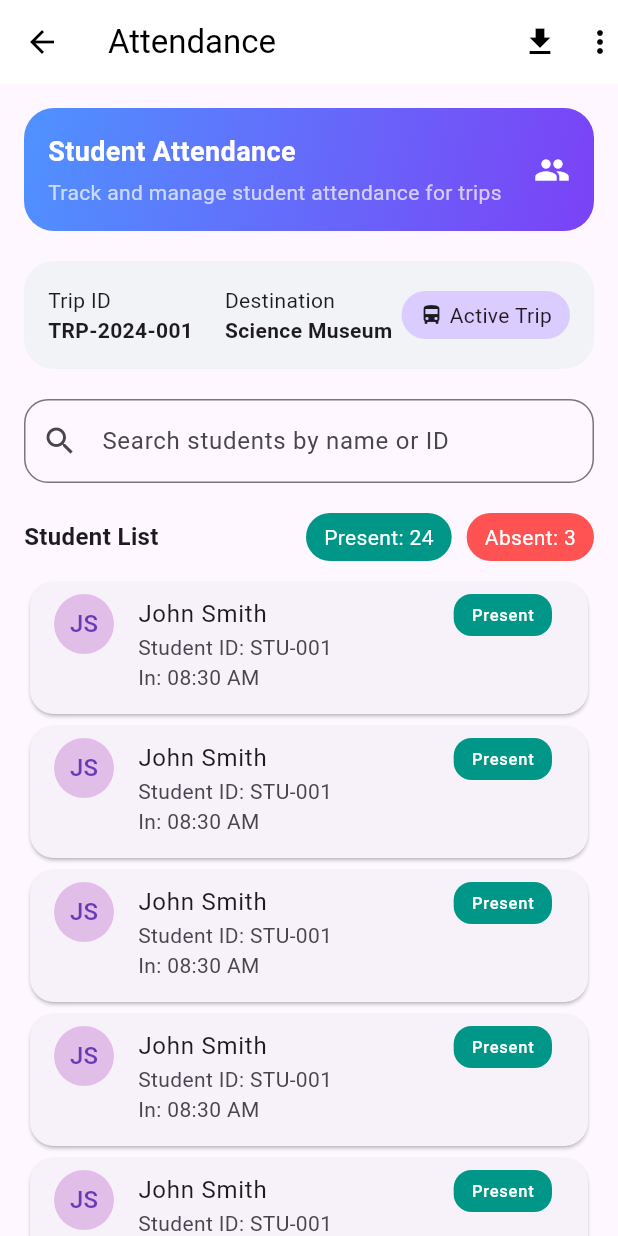
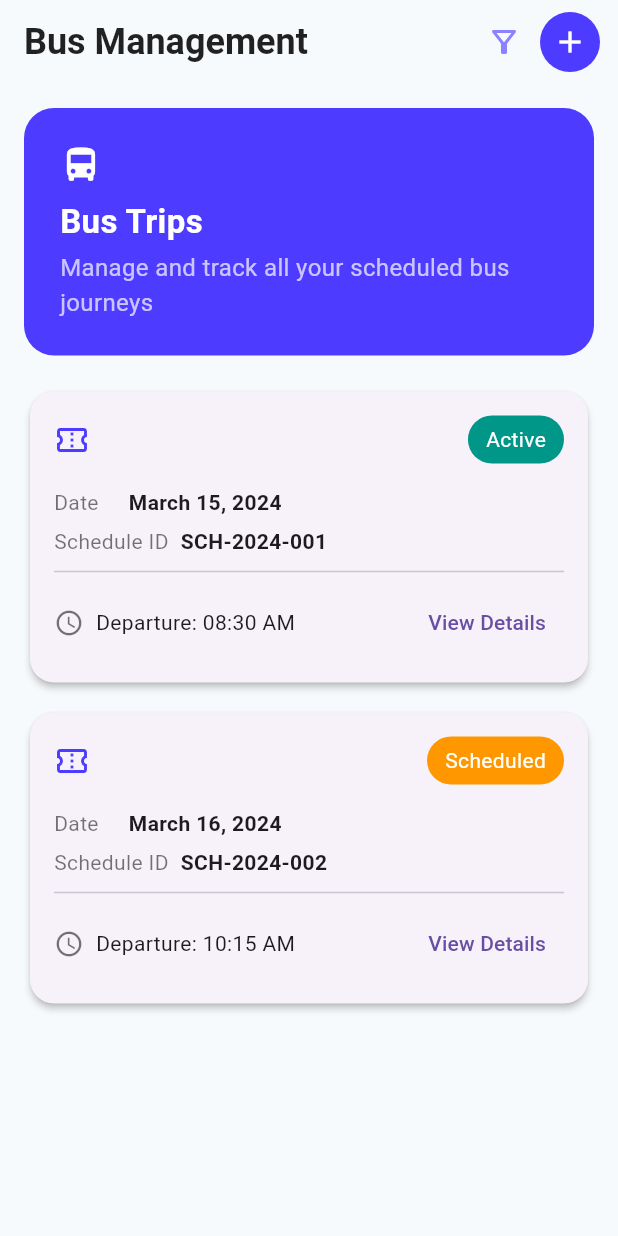
Before and after one commit to PePe-Ronin/bus_tracking_scheduling, a Flutter app: the screen it shows after launch, on a phone screen of 412 x 824 dp. Run offline on Flutter 3.47's test engine with Material 3 defaults, Android fonts, the phone set to English and light mode, and no system bars; our stand-ins replace cloud_firestore, firebase_auth, firebase_core, geolocator, google_fonts, google_maps_flutter and 2 more; missing offline and left inert: qr_code_scanner_plus; accounts and stored records are empty.

Commit message:
completed files based on the logical data model

```diff
--- a/lib/adminDashboard/addstops.dart
+++ b/lib/adminDashboard/addstops.dart
@@ -10,8 +10,7 @@ class Addstops extends StatefulWidget {
 
 class _AddstopsState extends State<Addstops> {
   final TextEditingController stopID = TextEditingController();
-  final TextEditingController latitude = TextEditingController();
-  final TextEditingController longitude = TextEditingController();
+  final TextEditingController latlng = TextEditingController();
   final TextEditingController routeID = TextEditingController();
   final TextEditingController status = TextEditingController();
   final String password = "stiibus2024";
@@ -48,11 +47,10 @@ class _AddstopsState extends State<Addstops> {
                 'Enter Bus Stops below',
                 style: TextStyle(fontSize: 16, color: Colors.grey),
               ),
-              _buildTextField('Enter Schedule ID', stopID),
-              _buildTextField('Select Route Name', latitude),
-              _buildTextField('Select Departure Time', longitude),
-              _buildTextField('Select Arrival Time', routeID),
-              _buildTextField('Select Bus Number', status),
+              _buildTextField('Enter Stop Name', stopID),
+              _buildTextField('Select Stop Location', latlng),
+              _buildTextField('Select Route', routeID),
+              _buildTextField('Set Status', status),
             ],
           ),
         ),
--- /dev/null
+++ b/lib/adminDashboard/addtrips.dart
@@ -0,0 +1,178 @@
+import 'package:flutter/material.dart';
+
+class addTrips extends StatefulWidget {
+  const addTrips({super.key});
+
+  @override
+  State<addTrips> createState() => _addTripsState();
+}
+
+class _addTripsState extends State<addTrips> {
+  @override
+  Widget build(BuildContext context) {
+    return Scaffold(
+      backgroundColor: const Color(0xFFF7FAFC),
+      appBar: AppBar(
+        backgroundColor: Colors.transparent,
+        elevation: 0,
+        title: const Text(
+          'Bus Management',
+          style: TextStyle(
+            fontSize: 24,
+            fontWeight: FontWeight.bold,
+            color: Colors.black87,
+          ),
+        ),
+        actions: [
+          IconButton(
+            icon: const Icon(Icons.filter_alt_outlined),
+            onPressed: () {},
+            color: Color(0xFF8C82FF),
+          ),
+          Padding(
+            padding: const EdgeInsets.only(right: 12),
+            child: CircleAvatar(
+              backgroundColor: Color(0xFF4D3CFF),
+              child: Icon(Icons.add, color: Colors.white),
+            ),
+          ),
+        ],
+      ),
+      body: ListView(
+        padding: const EdgeInsets.all(16.0),
+        children: [
+          Container(
+            decoration: BoxDecoration(
+              color: Color(0xFF4D3CFF),
+              borderRadius: BorderRadius.circular(20),
+            ),
+            padding: const EdgeInsets.all(24),
+            child: Column(
+              crossAxisAlignment: CrossAxisAlignment.start,
+              children: const [
+                Icon(Icons.directions_bus, color: Colors.white, size: 28),
+                SizedBox(height: 8),
+                Text(
+                  'Bus Trips',
+                  style: TextStyle(
+                    fontSize: 22,
+                    fontWeight: FontWeight.bold,
+                    color: Colors.white,
+                  ),
+                ),
+                SizedBox(height: 4),
+                Text(
+                  'Manage and track all your scheduled bus journeys',
+                  style: TextStyle(
+                    fontSize: 16,
+                    color: Colors.white70,
+                  ),
+                ),
+              ],
+            ),
+          ),
+          const SizedBox(height: 20),
+          TripCard(
+            date: "March 15, 2024",
+            scheduleId: "SCH-2024-001",
+            time: "08:30 AM",
+            status: "Active",
+            statusColor: Colors.teal,
+          ),
+          const SizedBox(height: 12),
+          TripCard(
+            date: "March 16, 2024",
+            scheduleId: "SCH-2024-002",
+            time: "10:15 AM",
+            status: "Scheduled",
+            statusColor: Colors.orange,
+          ),
+        ],
+      ),
+    );
+  }
+}
+
+class TripCard extends StatelessWidget {
+  final String date;
+  final String scheduleId;
+  final String time;
+  final String status;
+  final Color statusColor;
+
+  const TripCard({
+    super.key,
+    required this.date,
+    required this.scheduleId,
+    required this.time,
+    required this.status,
+    required this.statusColor,
+  });
+
+  @override
+  Widget build(BuildContext context) {
+    return Card(
+      elevation: 2,
+      shape: RoundedRectangleBorder(borderRadius: BorderRadius.circular(16)),
+      child: Padding(
+        padding: const EdgeInsets.all(16),
+        child: Column(
+          crossAxisAlignment: CrossAxisAlignment.start,
+          children: [
+            Row(
+              children: [
+                Icon(Icons.confirmation_number_outlined,
+                    color: Color(0xFF4D3CFF)),
+                const SizedBox(width: 8),
+                Expanded(child: Container()),
+                Container(
+                  padding:
+                      const EdgeInsets.symmetric(horizontal: 12, vertical: 6),
+                  decoration: BoxDecoration(
+                    color: statusColor,
+                    borderRadius: BorderRadius.circular(30),
+                  ),
+                  child: Text(
+                    status,
+                    style: const TextStyle(color: Colors.white),
+                  ),
+                ),
+              ],
+            ),
+            const SizedBox(height: 16),
+            Row(
+              children: [
+                const Text("Date", style: TextStyle(color: Colors.black54)),
+                const SizedBox(width: 20),
+                Text(date, style: const TextStyle(fontWeight: FontWeight.bold)),
+              ],
+            ),
+            const SizedBox(height: 6),
+            Row(
+              children: [
+                const Text("Schedule ID",
+                    style: TextStyle(color: Colors.black54)),
+                const SizedBox(width: 8),
+                Text(scheduleId,
+                    style: const TextStyle(fontWeight: FontWeight.bold)),
+              ],
+            ),
+            const Divider(height: 20),
+            Row(
+              children: [
+                const Icon(Icons.schedule, size: 20, color: Colors.black54),
+                const SizedBox(width: 8),
+                Text("Departure: $time"),
+                const Spacer(),
+                TextButton(
+                  onPressed: () {},
+                  child: const Text("View Details"),
+                ),
+              ],
+            )
+          ],
+        ),
+      ),
+    );
+  }
+}
--- a/lib/main.dart
+++ b/lib/main.dart
@@ -1,8 +1,8 @@
+import 'package:bus/adminDashboard/addtrips.dart';
 import 'package:bus/login_screen.dart';
 import 'package:firebase_core/firebase_core.dart';
 import 'package:flutter/material.dart';
 import 'firebase_options.dart';
-import 'adminDashboard/attendance.dart';
 
 void main() async {
   WidgetsFlutterBinding.ensureInitialized();
@@ -23,7 +23,7 @@ class MyApp extends StatelessWidget {
       theme: ThemeData(
         primarySwatch: Colors.blue,
       ),
-      home: const studentAttendance(),
+      home: const addTrips(),
     );
   }
 }
```
